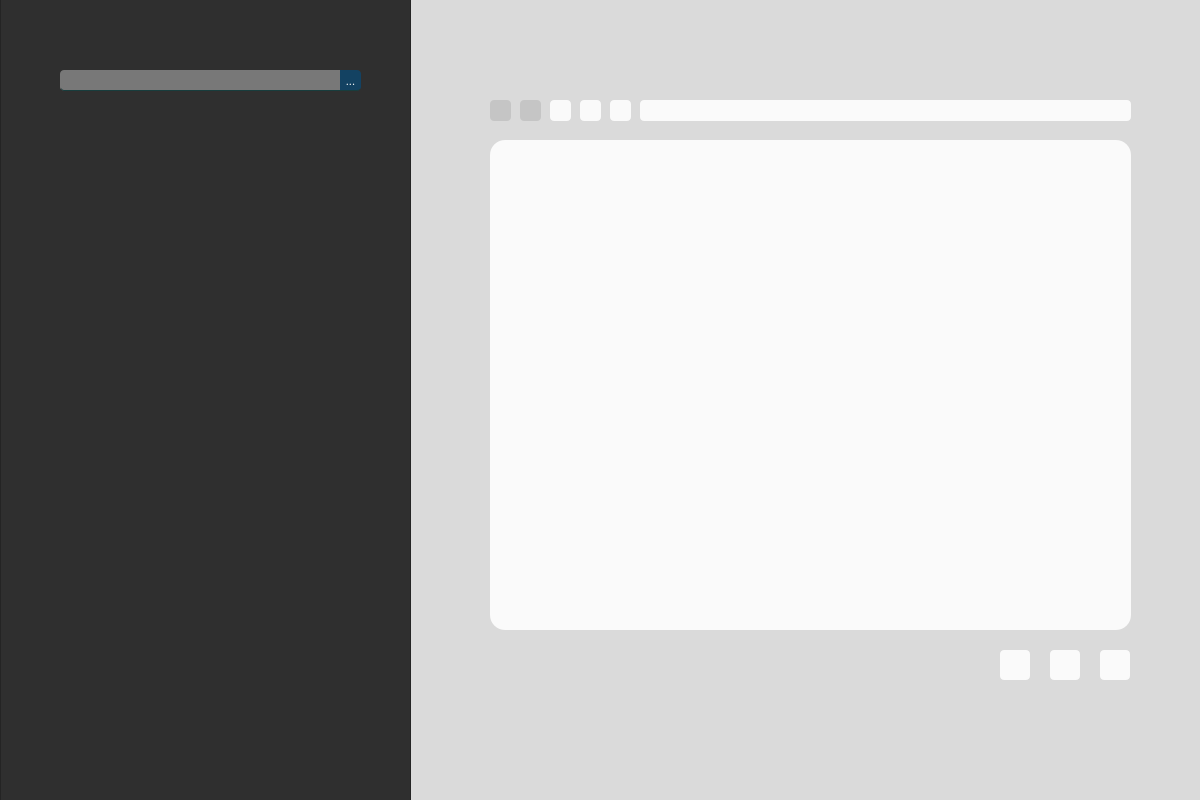
This is ui/main.ui in cheukman196/FileManager as Qt 5 draws it before an edit. The edited form follows.
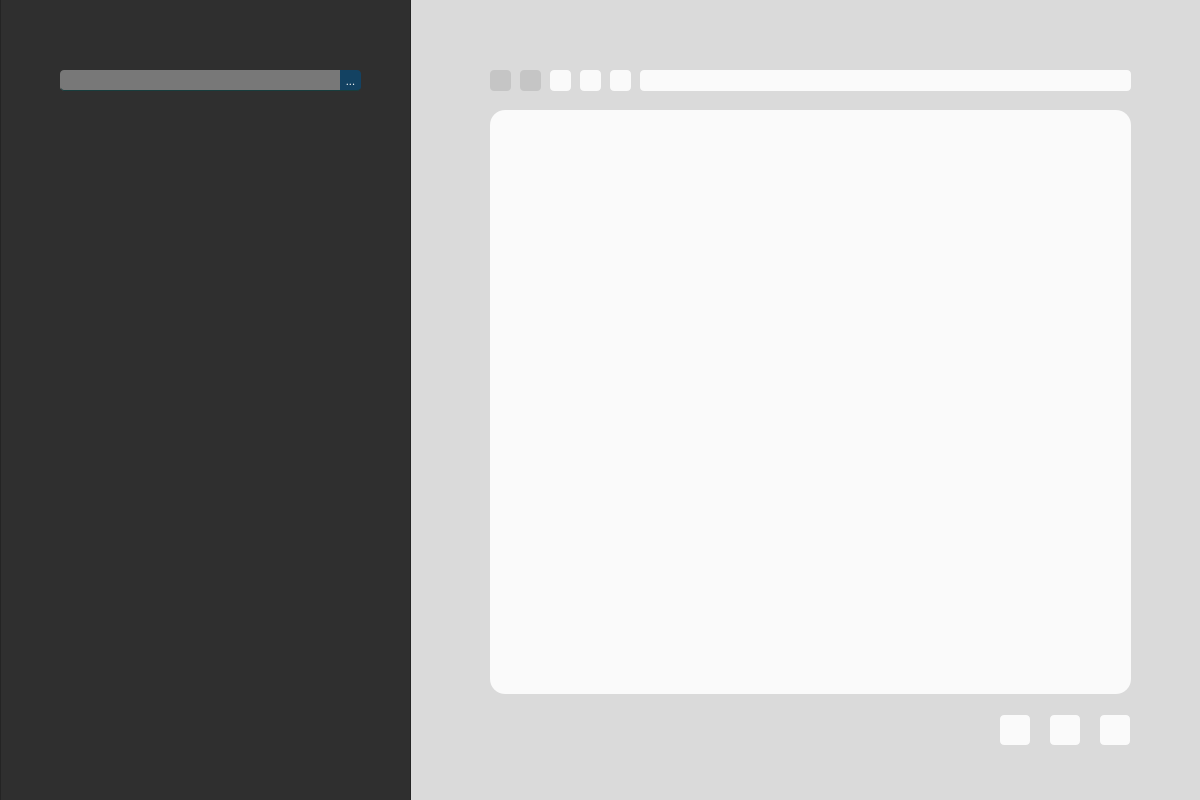
This is the edited form.

```diff
--- a/ui/main.ui
+++ b/ui/main.ui
@@ -475,9 +475,9 @@
      <property name="geometry">
       <rect>
        <x>80</x>
-       <y>150</y>
+       <y>120</y>
        <width>641</width>
-       <height>490</height>
+       <height>584</height>
       </rect>
      </property>
      <property name="sizePolicy">
@@ -726,7 +726,7 @@
      <property name="geometry">
       <rect>
        <x>170</x>
-       <y>110</y>
+       <y>80</y>
        <width>21</width>
        <height>21</height>
       </rect>
@@ -763,7 +763,7 @@
      <property name="geometry">
       <rect>
        <x>110</x>
-       <y>110</y>
+       <y>80</y>
        <width>21</width>
        <height>21</height>
       </rect>
@@ -800,7 +800,7 @@
      <property name="geometry">
       <rect>
        <x>80</x>
-       <y>110</y>
+       <y>80</y>
        <width>21</width>
        <height>21</height>
       </rect>
@@ -837,7 +837,7 @@
      <property name="geometry">
       <rect>
        <x>140</x>
-       <y>110</y>
+       <y>80</y>
        <width>21</width>
        <height>21</height>
       </rect>
@@ -874,7 +874,7 @@
      <property name="geometry">
       <rect>
        <x>690</x>
-       <y>660</y>
+       <y>725</y>
        <width>30</width>
        <height>30</height>
       </rect>
@@ -911,7 +911,7 @@
      <property name="geometry">
       <rect>
        <x>640</x>
-       <y>660</y>
+       <y>725</y>
        <width>30</width>
        <height>30</height>
       </rect>
@@ -948,7 +948,7 @@
      <property name="geometry">
       <rect>
        <x>590</x>
-       <y>660</y>
+       <y>725</y>
        <width>30</width>
        <height>30</height>
       </rect>
@@ -982,7 +982,7 @@
      <property name="geometry">
       <rect>
        <x>230</x>
-       <y>110</y>
+       <y>80</y>
        <width>491</width>
        <height>21</height>
       </rect>
@@ -1019,7 +1019,7 @@
      <property name="geometry">
       <rect>
        <x>200</x>
-       <y>110</y>
+       <y>80</y>
        <width>21</width>
        <height>21</height>
       </rect>
```
